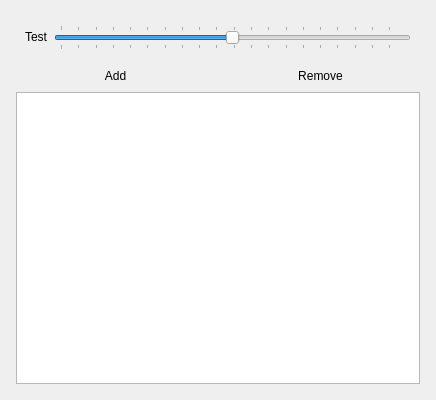
Before: the Qt Designer form src/app/ui/omni_ui_Input.ui in WilstonOreo/omnidome, drawn with Qt 5.
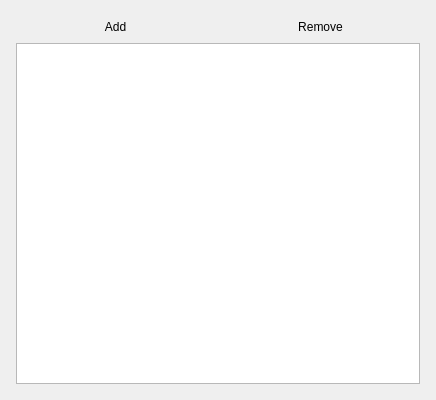
After: the same form once the commit is applied.

```diff
--- a/src/app/ui/omni_ui_Input.ui
+++ b/src/app/ui/omni_ui_Input.ui
@@ -32,41 +32,6 @@
    <property name="bottomMargin">
     <number>16</number>
    </property>
-   <item>
-    <widget class="QFrame" name="formFrame">
-     <layout class="QFormLayout" name="formLayout">
-      <item row="0" column="0">
-       <widget class="QLabel" name="testLabel">
-        <property name="text">
-         <string>Test</string>
-        </property>
-       </widget>
-      </item>
-      <item row="0" column="1">
-       <widget class="QSlider" name="horizontalSlider">
-        <property name="minimum">
-         <number>-99</number>
-        </property>
-        <property name="tracking">
-         <bool>true</bool>
-        </property>
-        <property name="orientation">
-         <enum>Qt::Horizontal</enum>
-        </property>
-        <property name="invertedAppearance">
-         <bool>false</bool>
-        </property>
-        <property name="invertedControls">
-         <bool>false</bool>
-        </property>
-        <property name="tickPosition">
-         <enum>QSlider::TicksBothSides</enum>
-        </property>
-       </widget>
-      </item>
-     </layout>
-    </widget>
-   </item>
    <item>
     <widget class="QWidget" name="boxButtons" native="true">
      <property name="sizePolicy">
```
